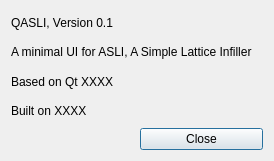
Above: src/about.ui from tpms-lattice/QASLI before the change. Below: the same form after it.
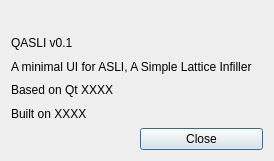
That is the form after the change.

Commit message: read asli version and display it in about dialog

Diff of the .ui file:
```diff
--- a/src/about.ui
+++ b/src/about.ui
@@ -26,7 +26,7 @@
      <item row="2" column="0" colspan="2">
       <widget class="QLabel" name="label_2">
        <property name="text">
-        <string>QASLI, Version 0.1</string>
+        <string>QASLI v0.1</string>
        </property>
       </widget>
      </item>
@@ -58,6 +58,13 @@
        </property>
       </widget>
      </item>
+     <item row="0" column="0" colspan="2">
+      <widget class="QLabel" name="asliVersionLabel">
+       <property name="text">
+        <string/>
+       </property>
+      </widget>
+     </item>
     </layout>
    </item>
   </layout>
```
The commit also changes 1 other file.
